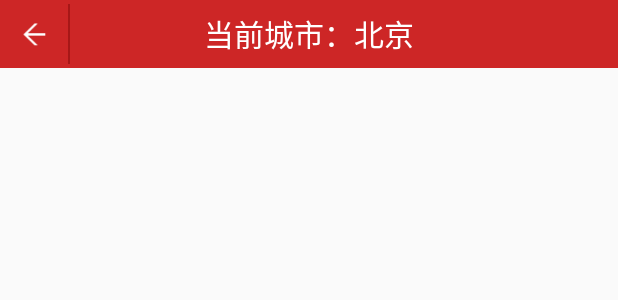
After one commit to GhostTal/MiniWeather, an Android app: the layout select_city.xml on its own in the app's theme, with its tools: preview values and no code run, on a phone screen of 412 x 824 dp. The commit adds this screen. Shown: the top 300 px of the screen. Run offline under Robolectric (Android 15) with nearby library versions, the phone set to English and light mode, and no system bars.

Commit message:
add select city layout
add select city layout

```diff
--- a/app/src/main/AndroidManifest.xml
+++ b/app/src/main/AndroidManifest.xml
@@ -16,6 +16,10 @@
             </intent-filter>
         </activity>
 
+        <activity android:name=".SelectCity">
+
+        </activity>
+
     </application>
 
 </manifest>
--- /dev/null
+++ b/app/src/main/res/layout/select_city.xml
@@ -0,0 +1,38 @@
+<?xml version="1.0" encoding="utf-8"?>
+<RelativeLayout xmlns:android="http://schemas.android.com/apk/res/android"
+                android:layout_width="match_parent"
+                android:layout_height="match_parent">
+
+    <RelativeLayout
+        android:layout_width="match_parent"
+        android:layout_height="45dp"
+        android:background="#ffcd2626">
+
+
+        <ImageView
+            android:id="@+id/title_back"
+            android:layout_width="45dp"
+            android:layout_height="45dp"
+            android:layout_alignParentLeft="true"
+            android:layout_centerVertical="true"
+            android:src="@drawable/base_action_bar_back_normal"/>
+
+        <ImageView
+            android:layout_width="1dp"
+            android:layout_height="40dp"
+            android:layout_centerVertical="true"
+            android:layout_toRightOf="@id/title_back"
+            android:background="#A71717"/>
+
+        <TextView
+            android:id="@+id/title_name"
+            android:layout_width="match_parent"
+            android:layout_height="match_parent"
+            android:gravity="center"
+            android:text="当前城市：北京"
+            android:textColor="#ffffffff"
+            android:textSize="20dp"/>
+    </RelativeLayout>
+
+
+</RelativeLayout>
```
Also changed, not shown: app/src/main/java/com/nick/miniweather/MainActivity.java (+9 -0 lines), app/src/main/java/com/nick/miniweather/SelectCity.java (added, +31 -0 lines), app/src/main/java/com/nick/miniweather/bean/TodayWeather.java (+1 -20 lines), app/src/main/res/layout/weather_info.xml (+10 -11 lines), app/src/main/res/drawable/base_action_bar_back_normal.png (added).
